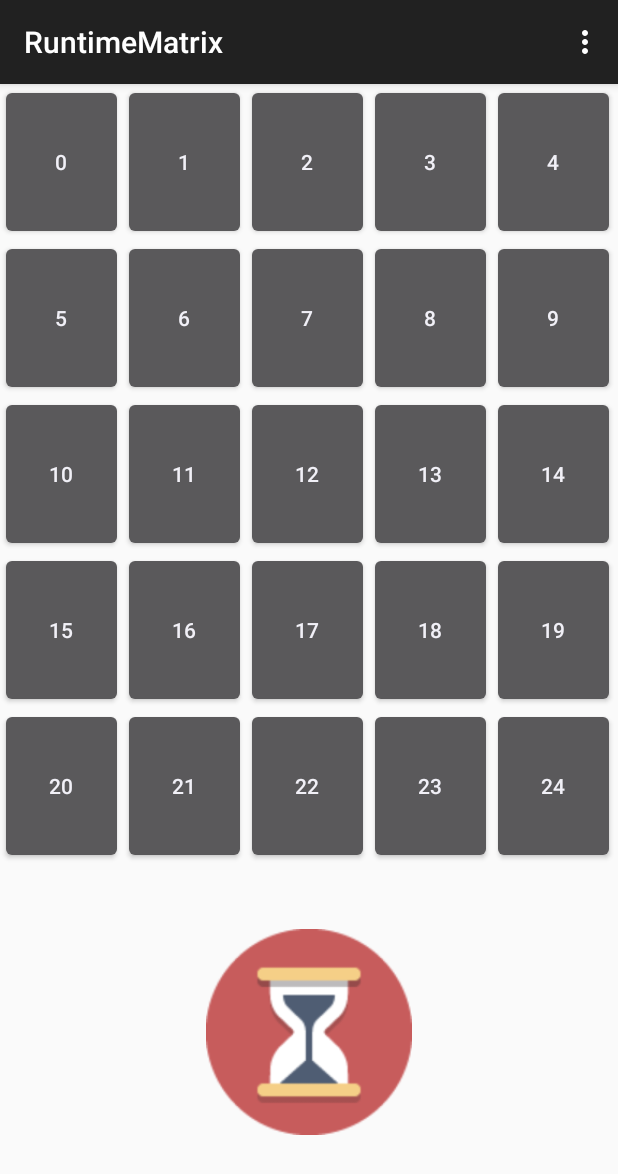
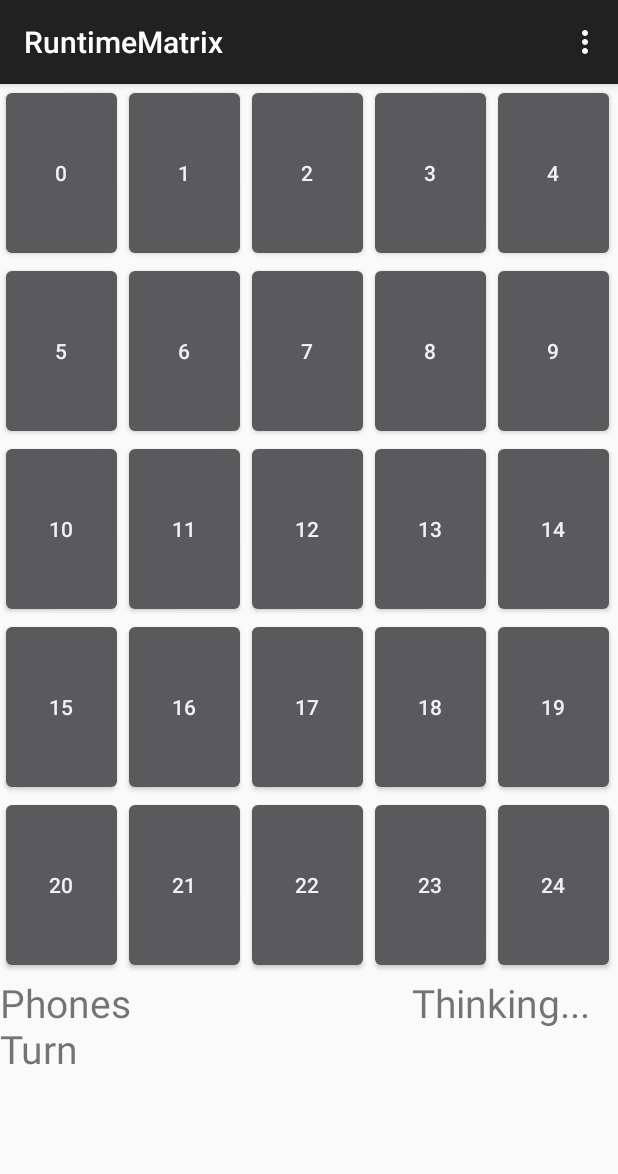
Before and after one commit to Noyloy/NoyTask1, an Android app: the screen it shows after launch (RuntimeMatrix), after a tap on "10", on a phone screen of 412 x 824 dp. Shown: the top 1174 px of the screen. Run offline under Robolectric (Android 15) with nearby library versions, the phone set to English and light mode, and no system bars; 2 statements that could not run were skipped.

```diff
--- a/app/src/main/java/com/levi/noy/noytask1/RuntimeMatrix.java
+++ b/app/src/main/java/com/levi/noy/noytask1/RuntimeMatrix.java
@@ -20,7 +20,11 @@ import android.view.Menu;
 import android.view.MenuItem;
 import android.view.View;
 import android.view.ViewGroup;
+import android.view.animation.AccelerateInterpolator;
+import android.view.animation.AlphaAnimation;
 import android.view.animation.Animation;
+import android.view.animation.AnimationSet;
+import android.view.animation.DecelerateInterpolator;
 import android.view.animation.LinearInterpolator;
 import android.view.animation.RotateAnimation;
 import android.widget.Button;
@@ -36,8 +40,8 @@ public class RuntimeMatrix extends ActionBarActivity implements LocalService.ISi
     public final static int DEFAULT_MAT_SIZE = 1;
     public final static String BOARD_SIZE = "SIZE";
     public final static String BOARD_SIZE_BUNDLE_KEY = "BUNDLE_KEY";
-    public final float BOARD_WEIGHT = 0.7f;
-    public final float STAT_WEIGHT = 0.3f;
+    public final float BOARD_WEIGHT = 0.8f;
+    public final float STAT_WEIGHT = 0.2f;
 
     // SERVICE
     LocalService mService;
@@ -61,14 +65,61 @@ public class RuntimeMatrix extends ActionBarActivity implements LocalService.ISi
     LinearLayout runtimeLL,runtimeLLChild;
     ImageView runtimeIV;
     GridLayout runtimeGL;
+    TextView left,right;
 
     // ANIMATOR
     RotateAnimation anim;
-
+    Animation fadeIn;
+    Animation fadeOut;
 
     @Override
     protected void onCreate(Bundle savedInstanceState) {
         super.onCreate(savedInstanceState);
+        left = new TextView(RuntimeMatrix.this);
+        right = new TextView(RuntimeMatrix.this);
+        left.setTextSize(26);
+        right.setTextSize(26);
+        fadeIn = new AlphaAnimation(0,1);
+        fadeIn.setInterpolator(new DecelerateInterpolator()); //add this
+        fadeIn.setDuration(500);
+        fadeIn.setAnimationListener(new Animation.AnimationListener() {
+            @Override
+            public void onAnimationStart(Animation animation) {
+                runtimeIV.setVisibility(View.VISIBLE);
+            }
+
+            @Override
+            public void onAnimationEnd(Animation animation) {
+                runtimeIV.startAnimation(anim);
+            }
+
+            @Override
+            public void onAnimationRepeat(Animation animation) {
+
+            }
+        });
+        fadeOut = new AlphaAnimation(1,0);
+        fadeOut.setInterpolator(new AccelerateInterpolator()); //and this
+        fadeOut.setStartOffset(0);
+        fadeOut.setDuration(500);
+        fadeOut.setAnimationListener(new Animation.AnimationListener() {
+            @Override
+            public void onAnimationStart(Animation animation) {
+
+            }
+
+            @Override
+            public void onAnimationEnd(Animation animation) {
+                runtimeIV.setVisibility(View.INVISIBLE);
+
+            }
+
+            @Override
+            public void onAnimationRepeat(Animation animation) {
+
+            }
+        });
+
         //progress = new ProgressDialog(RuntimeMatrix.this);
         //progress.setProgressStyle(ProgressDialog.STYLE_SPINNER);
         //progress.setIndeterminate(true);
@@ -77,7 +128,11 @@ public class RuntimeMatrix extends ActionBarActivity implements LocalService.ISi
     @Override
     protected void onStart() {
         super.onStart();
-
+        if(runtimeLL != null){
+            runtimeLL.removeAllViews();
+            runtimeLLChild.removeAllViews();
+            runtimeGL.removeAllViews();
+        }
         // get rows and columns
         SharedPreferences settings = PreferenceManager.getDefaultSharedPreferences(getApplicationContext());
 
@@ -141,15 +196,16 @@ public class RuntimeMatrix extends ActionBarActivity implements LocalService.ISi
         runtimeIV.setMinimumHeight((int)(STAT_WEIGHT*screenHeight));
         runtimeIV.setMinimumWidth((int)(STAT_WEIGHT*screenHeight));
         runtimeIV.setLayoutParams(lp);
+        runtimeIV.setVisibility(View.INVISIBLE);
         // animation properties
         anim = new RotateAnimation(0f,360f,screenWidth/6,((STAT_WEIGHT*screenHeight))/2);
         anim.setInterpolator(new LinearInterpolator());
         anim.setRepeatCount(Animation.INFINITE);
-        anim.setDuration(700);
+        anim.setDuration(2450);
 
-        TextView left = new TextView(RuntimeMatrix.this);
+
+        left.setText("Your Turn");
         left.setLayoutParams(lp);
-        TextView right = new TextView(RuntimeMatrix.this);
         right.setLayoutParams(lp);
         // add left textview
         runtimeLLChild.addView(left);
@@ -183,9 +239,13 @@ public class RuntimeMatrix extends ActionBarActivity implements LocalService.ISi
         this.runOnUiThread(new Runnable() {
             @Override
             public void run() {
+
                 Toast.makeText(RuntimeMatrix.this,"I go for place "+place,Toast.LENGTH_SHORT).show();
+                runtimeIV.clearAnimation();
+                runtimeIV.startAnimation(fadeOut);
+                left.setText("Your Turn");
+                right.setText("");
                 //progress.hide();
-                runtimeIV.setAnimation(null);
                 otherThinks=false;
             }
         });
@@ -198,7 +258,9 @@ public class RuntimeMatrix extends ActionBarActivity implements LocalService.ISi
         public void onClick(View v) {
             if (!otherThinks) {
                 Button b = (Button) v;
-                runtimeIV.startAnimation(anim);
+                runtimeIV.startAnimation(fadeIn);
+                left.setText("Phones Turn");
+                right.setText("Thinking...");
                 //progress.show();
                 otherThinks = true;
                 mService.makeMove(RuntimeMatrix.this);
--- a/app/src/main/java/com/levi/noy/noytask1/SeekBarPreference.java
+++ b/app/src/main/java/com/levi/noy/noytask1/SeekBarPreference.java
@@ -21,7 +21,7 @@ public class SeekBarPreference extends Preference implements OnSeekBarChangeList
     private static final String APPLICATIONNS="http://robobunny.com";
     private static final int DEFAULT_VALUE = 5;
 
-    private int mMaxValue      = 7;
+    private int mMaxValue      = 6;
     private int mMinValue      = 1;
     private int mInterval      = 1;
     private int mCurrentValue;
--- a/app/src/main/res/xml/pref_general.xml
+++ b/app/src/main/res/xml/pref_general.xml
@@ -1,10 +1,10 @@
 <PreferenceScreen xmlns:android="http://schemas.android.com/apk/res/android" xmlns:robobunny="http://robobunny.com">
 
     <PreferenceCategory android:title="Rows">
-        <SeekBarPreference android:key="rows" android:title="" android:summary="Adjust number of rows" android:defaultValue="5" android:max="7" robobunny:min="1" robobunny:unitsLeft="" robobunny:unitsRight="%"/>
+        <SeekBarPreference android:key="rows" android:title="" android:summary="Adjust number of rows" android:defaultValue="5" android:max="6" robobunny:min="1" robobunny:unitsLeft="" robobunny:unitsRight="%"/>
     </PreferenceCategory>
     <PreferenceCategory android:title="Columns">
-        <SeekBarPreference android:key="cols" android:title="" android:summary="Adjust number of rows" android:defaultValue="5" android:max="7" robobunny:min="1" robobunny:unitsLeft="" robobunny:unitsRight="%"/>
+        <SeekBarPreference android:key="cols" android:title="" android:summary="Adjust number of rows" android:defaultValue="5" android:max="6" robobunny:min="1" robobunny:unitsLeft="" robobunny:unitsRight="%"/>
     </PreferenceCategory>
 
 
```
